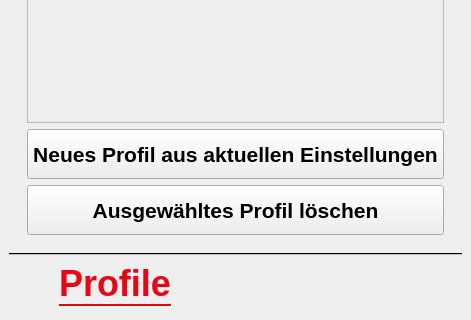
Sammasas/Klingelball-App, file klingelballui.ui: the form before one commit; both pictures show x 0 to 471 and y 465 to 785 of the 471 by 785 pixel window.
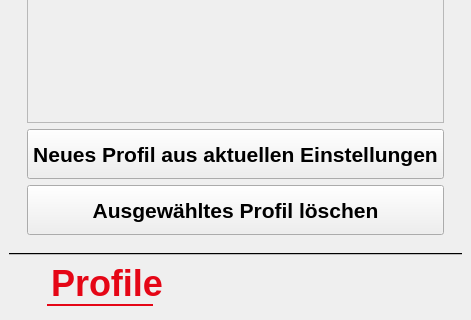
The form after the commit. The open tabs and pages were chosen to show the change. Icons and pictures are not drawn.

Diff of the .ui file:
```diff
--- a/klingelballui.ui
+++ b/klingelballui.ui
@@ -48,6 +48,9 @@
     margin-bottom: 5px;
     margin-top: 10px;
 
+padding-right: -10px;
+	padding-left: 4px;
+
     /*padding-left: 5px;
     padding-right: 5px;*/
 
@@ -69,12 +72,16 @@
     color: #e50616;
     background: transparent;
     border-bottom: 2px solid #e50616;
+	padding-right: -10px;
+	padding-left: 4px;
 
 }
 
 QTabBar::tab:!selected {
     color: black;
     background: transparent;
+padding-right: -10px;
+	padding-left: 4px;
     
 }
 
```
Left out of the diff: 6 changed lines with no effect on the pictures.
